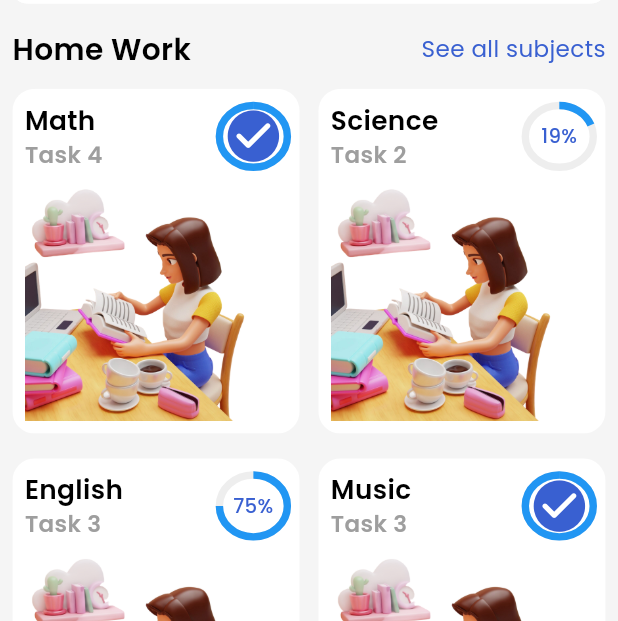
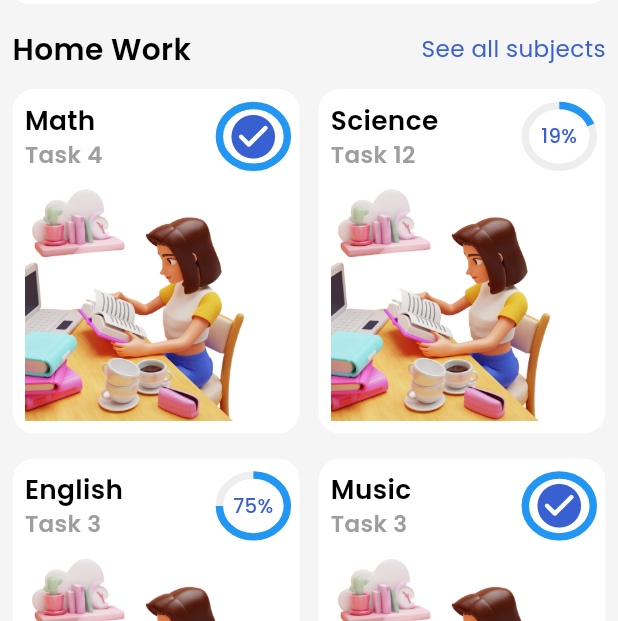
Before and after one commit to ArslanXXQazi/Your-Diary, a Flutter app: the DiaryView screen opened directly, on a phone screen of 412 x 824 dp. Shown: the part 476-1097 px from the top of the screen. Run offline on Flutter 3.47's test engine with Material 3 defaults, Android fonts, the phone set to English and light mode, and no system bars; our stand-ins replace get, google_fonts, lottie.

Commit message:
Update diary_view.dart

```diff
--- a/lib/src/views/botom_nav_view/diary_view/diary_view.dart
+++ b/lib/src/views/botom_nav_view/diary_view/diary_view.dart
@@ -29,7 +29,7 @@ class DiaryView extends StatelessWidget {
       },
       {
         'name': 'Science',
-        'task': 'Task 2',
+        'task': 'Task 12',
         'imagePath': AppImages.image1,
         'progress': 0.19,
         'onTap': () {
@@ -209,7 +209,7 @@ class DiaryView extends StatelessWidget {
                                             child: subject['progress'] == 1.0
                                                 ? Icon(
                                               Icons.check_circle_rounded,
-                                              size: screenWidth * 0.1,
+                                              size: screenWidth * 0.085,
                                               color: AppColor.blue,
                                             )
                                                 : BlackText(
```
